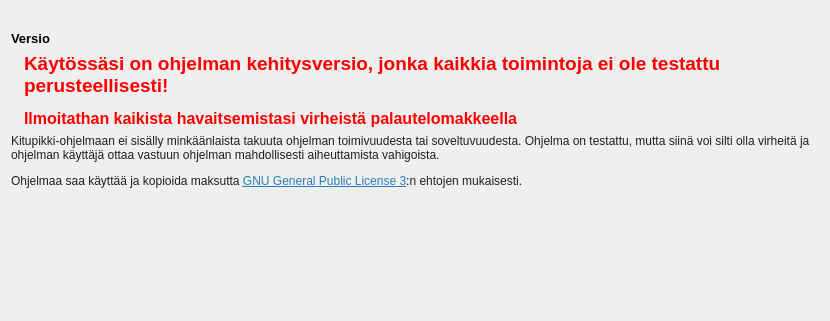
Qt form kitupiikki/aloitussivu/tervetuloa.ui (artoh/kitupiikki) before a commit; both pictures show x 0 to 830 and y 0 to 321 of the 830 by 633 pixel window.
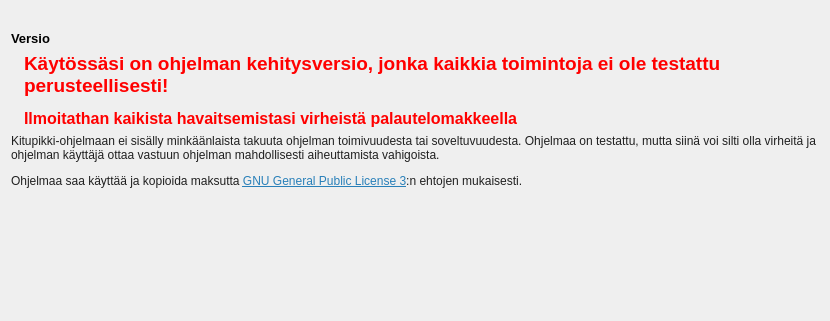
The same form after that commit. Icons and pictures are not drawn.

Commit message: Dlg typo

The edit to the form file:
```diff
--- a/kitupiikki/aloitussivu/tervetuloa.ui
+++ b/kitupiikki/aloitussivu/tervetuloa.ui
@@ -82,7 +82,7 @@
    <item>
     <widget class="QLabel" name="label_4">
      <property name="text">
-      <string>&lt;html&gt;&lt;head/&gt;&lt;body&gt;&lt;p&gt;&lt;span style=&quot; font-family:'Helvetica Neue,Helvetica,Arial,sans-serif'; color:rgba(0,0,0,0.866667);&quot;&gt;Kitupikki-ohjelmaan ei sisälly minkäänlaista takuuta ohjelman toimivuudesta tai soveltuvuudesta. Ohjelma on testattu, mutta siinä voi silti olla virheitä ja ohjelman käyttäjä ottaa vastuun ohjelman mahdollisesti aiheuttamista vahigoista.&lt;/span&gt;&lt;/p&gt;&lt;p&gt;&lt;span style=&quot; font-family:'Helvetica Neue,Helvetica,Arial,sans-serif'; color:rgba(0,0,0,0.866667);&quot;&gt;Ohjelmaa saa käyttää ja kopioida maksutta &lt;/span&gt;&lt;a href=&quot;https://artoh.github.io/kitupiikki/lisenssi&quot;&gt;&lt;span style=&quot; text-decoration: underline; color:#2980b9;&quot;&gt;GNU General Public License 3&lt;/span&gt;&lt;/a&gt;&lt;span style=&quot; font-family:'Helvetica Neue,Helvetica,Arial,sans-serif'; color:rgba(0,0,0,0.866667);&quot;&gt;:n ehtojen mukaisesti.&lt;/span&gt;&lt;/p&gt;&lt;/body&gt;&lt;/html&gt;</string>
+      <string>&lt;html&gt;&lt;head/&gt;&lt;body&gt;&lt;p&gt;&lt;span style=&quot; font-family:'Helvetica Neue,Helvetica,Arial,sans-serif'; color:rgba(0,0,0,0.866667);&quot;&gt;Kitupikki-ohjelmaan ei sisälly minkäänlaista takuuta ohjelman toimivuudesta tai soveltuvuudesta. Ohjelmaa on testattu, mutta siinä voi silti olla virheitä ja ohjelman käyttäjä ottaa vastuun ohjelman mahdollisesti aiheuttamista vahigoista.&lt;/span&gt;&lt;/p&gt;&lt;p&gt;&lt;span style=&quot; font-family:'Helvetica Neue,Helvetica,Arial,sans-serif'; color:rgba(0,0,0,0.866667);&quot;&gt;Ohjelmaa saa käyttää ja kopioida maksutta &lt;/span&gt;&lt;a href=&quot;https://artoh.github.io/kitupiikki/lisenssi&quot;&gt;&lt;span style=&quot; text-decoration: underline; color:#2980b9;&quot;&gt;GNU General Public License 3&lt;/span&gt;&lt;/a&gt;&lt;span style=&quot; font-family:'Helvetica Neue,Helvetica,Arial,sans-serif'; color:rgba(0,0,0,0.866667);&quot;&gt;:n ehtojen mukaisesti.&lt;/span&gt;&lt;/p&gt;&lt;/body&gt;&lt;/html&gt;</string>
      </property>
      <property name="wordWrap">
       <bool>true</bool>
```
